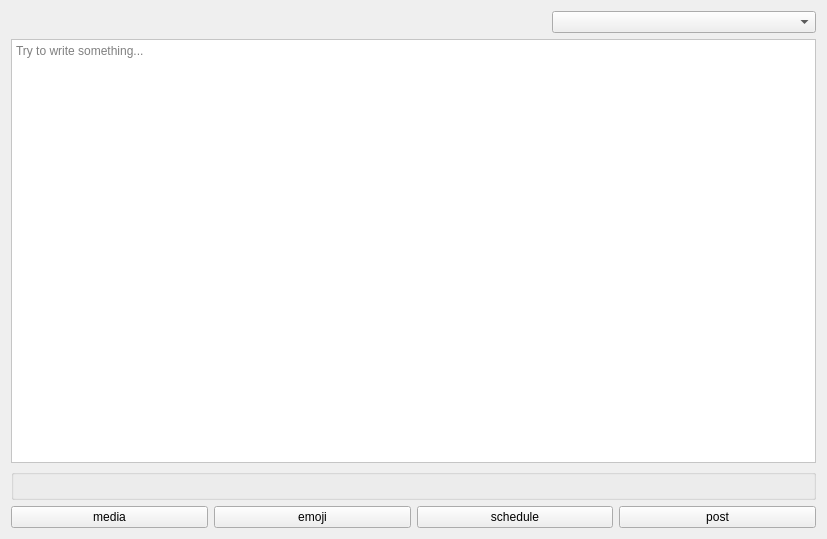
This is createpost.ui in Abeh995/JobVista as Qt 5 draws it before an edit. The edited form follows.
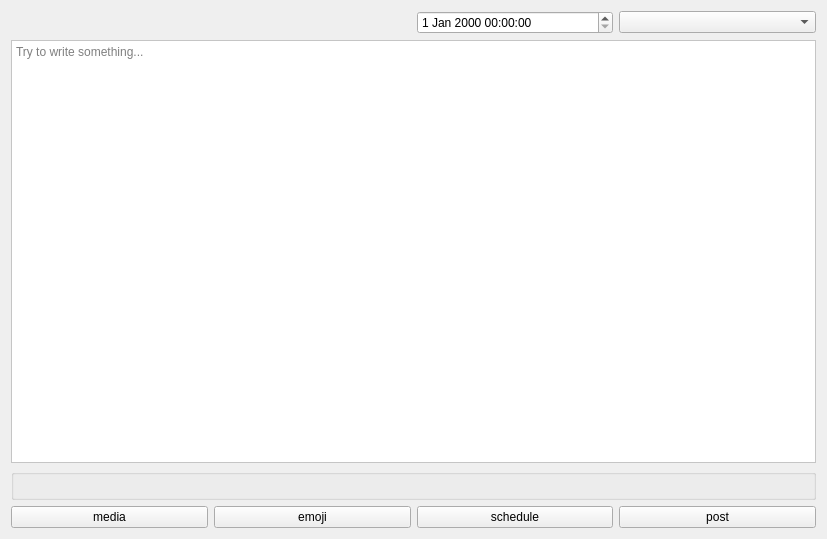
This is the edited form.

Diff of the .ui file:
```diff
--- a/createpost.ui
+++ b/createpost.ui
@@ -33,6 +33,9 @@
        </property>
       </widget>
      </item>
+     <item>
+      <widget class="QDateTimeEdit" name="dateTimeEdit"/>
+     </item>
      <item>
       <widget class="QComboBox" name="tag_comboBox">
        <item>
```
